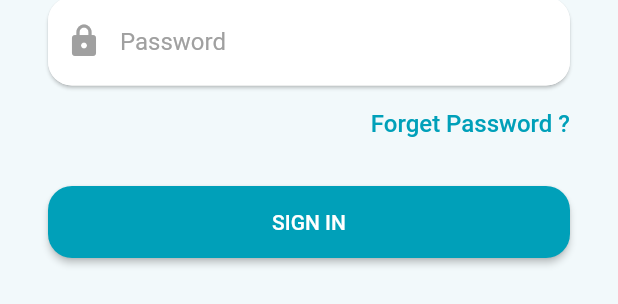
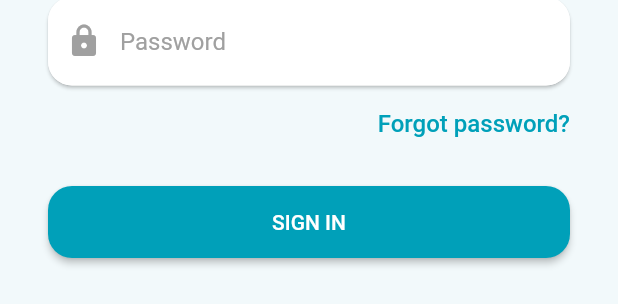
Before and after one commit to Parinya9625/letsmeet, a Flutter app: the SignInPage widget shown alone on an empty page, opened directly, on a phone screen of 412 x 824 dp. Shown: the part 438-742 px from the top of the screen. Run offline on Flutter 3.47's test engine with Material 2 defaults, Android fonts, the phone set to English and light mode, and no system bars; our stand-ins replace cached_network_image, cloud_firestore, firebase_auth, firebase_core, firebase_storage, google_maps_flutter and 3 more; missing offline and left inert: extension_google_sign_in_as_googleapis_auth, firebase_app_check, googleapis; accounts and stored records are empty.

Commit message:
Change text from "Forget" to "Forgot"

```diff
--- a/lib/pages/sign_in_page.dart
+++ b/lib/pages/sign_in_page.dart
@@ -56,7 +56,7 @@ class _SignInPageState extends State<SignInPage> {
                     style: Theme.of(context).textTheme.bodyText1,
                     children: [
                       TextSpan(
-                        text: "Forget Password ?",
+                        text: "Forgot password?",
                         style: Theme.of(context).textTheme.headline3,
                         recognizer: TapGestureRecognizer()
                           ..onTap = () {
```
